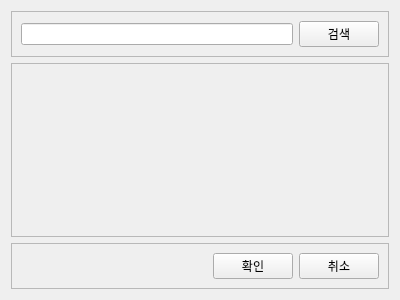
Old version of the form Code/front/ui/widget_talk_room_member_plus.ui in the repository lee991229/KKOTalk.
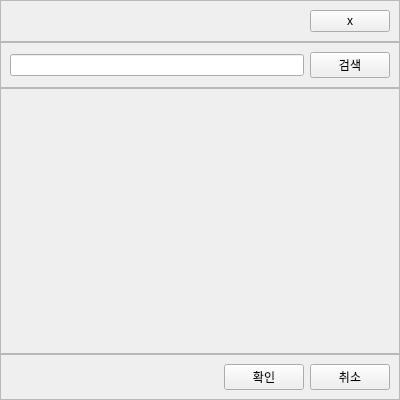
New version of the form.

Diff of the .ui file:
```diff
--- a/Code/front/ui/widget_talk_room_member_plus.ui
+++ b/Code/front/ui/widget_talk_room_member_plus.ui
@@ -7,15 +7,62 @@
     <x>0</x>
     <y>0</y>
     <width>400</width>
-    <height>300</height>
+    <height>400</height>
    </rect>
   </property>
   <property name="windowTitle">
    <string>Form</string>
   </property>
   <layout class="QVBoxLayout" name="verticalLayout_2">
+   <property name="leftMargin">
+    <number>0</number>
+   </property>
+   <property name="topMargin">
+    <number>0</number>
+   </property>
+   <property name="rightMargin">
+    <number>0</number>
+   </property>
+   <property name="bottomMargin">
+    <number>0</number>
+   </property>
    <item>
     <layout class="QVBoxLayout" name="verticalLayout">
+     <property name="spacing">
+      <number>0</number>
+     </property>
+     <item>
+      <widget class="QFrame" name="frame">
+       <property name="frameShape">
+        <enum>QFrame::StyledPanel</enum>
+       </property>
+       <property name="frameShadow">
+        <enum>QFrame::Raised</enum>
+       </property>
+       <layout class="QHBoxLayout" name="horizontalLayout">
+        <item>
+         <spacer name="horizontalSpacer">
+          <property name="orientation">
+           <enum>Qt::Horizontal</enum>
+          </property>
+          <property name="sizeHint" stdset="0">
+           <size>
+            <width>449</width>
+            <height>20</height>
+           </size>
+          </property>
+         </spacer>
+        </item>
+        <item>
+         <widget class="QPushButton" name="pushButton">
+          <property name="text">
+           <string>x</string>
+          </property>
+         </widget>
+        </item>
+       </layout>
+      </widget>
+     </item>
      <item>
       <widget class="QFrame" name="frame_3">
        <property name="frameShape">
@@ -48,8 +95,8 @@
          <rect>
           <x>0</x>
           <y>0</y>
-          <width>378</width>
-          <height>180</height>
+          <width>396</width>
+          <height>267</height>
          </rect>
         </property>
        </widget>
```
